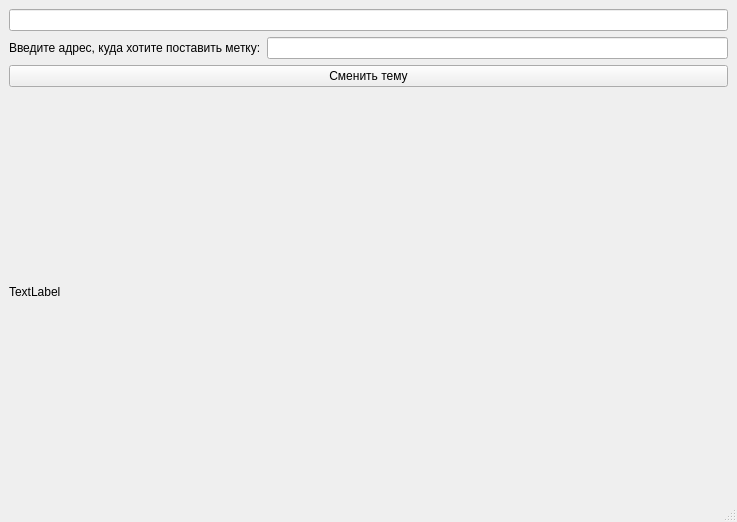
Above: map.ui from Devilord-coder/Lesson-API-3 before the change. Below: the same form after it.
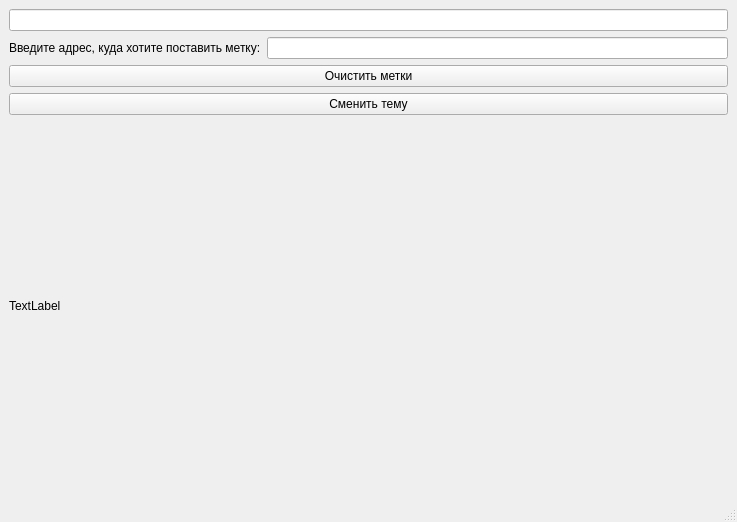
That is the form after the change.

Diff of the .ui file:
```diff
--- a/map.ui
+++ b/map.ui
@@ -31,7 +31,7 @@
         </property>
        </widget>
       </item>
-      <item row="3" column="0" colspan="2">
+      <item row="4" column="0" colspan="2">
        <widget class="QLabel" name="map">
         <property name="text">
          <string>TextLabel</string>
@@ -45,13 +45,20 @@
         </property>
        </widget>
       </item>
-      <item row="2" column="0" colspan="2">
+      <item row="3" column="0" colspan="2">
        <widget class="QPushButton" name="theme">
         <property name="text">
          <string>Сменить тему</string>
         </property>
        </widget>
       </item>
+      <item row="2" column="0" colspan="2">
+       <widget class="QPushButton" name="clear_marks">
+        <property name="text">
+         <string>Очистить метки</string>
+        </property>
+       </widget>
+      </item>
      </layout>
     </item>
    </layout>
```
